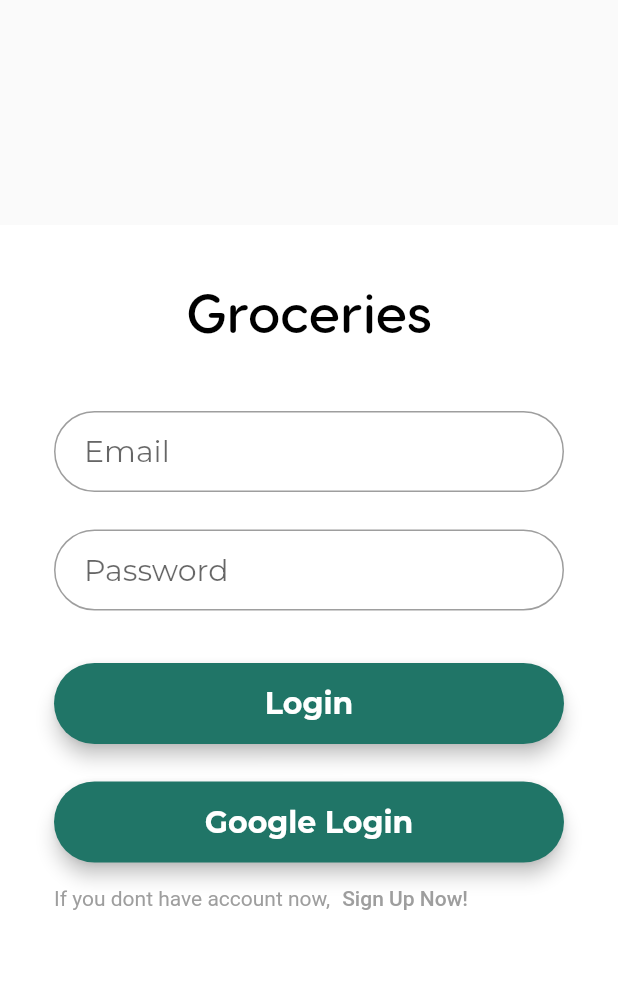
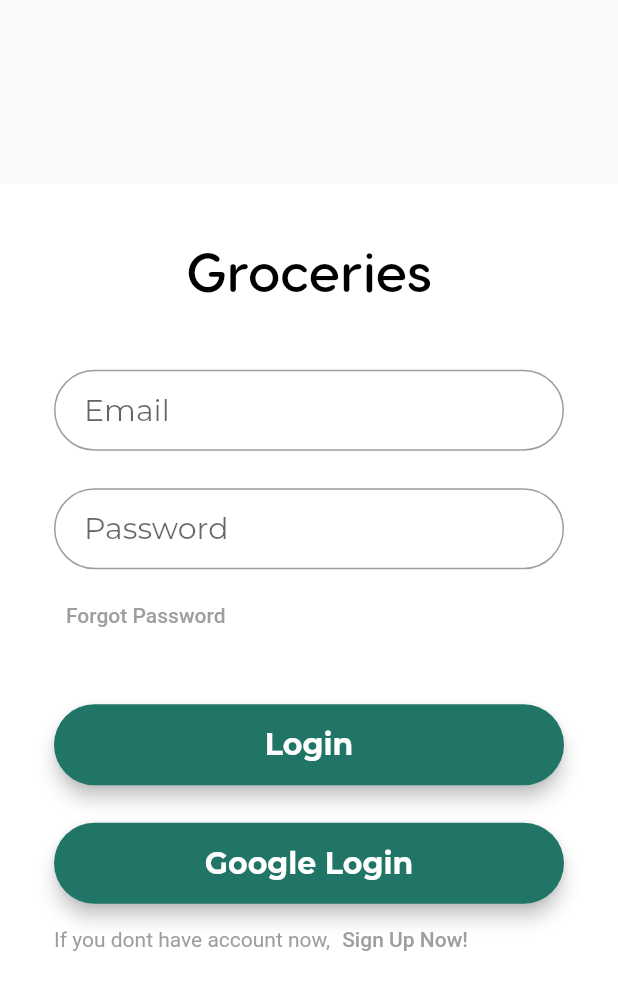
Before and after one commit to Aymn-Mohd/Groceries, a Flutter app: the screen it shows after launch, after a tap on "Login", on a phone screen of 412 x 824 dp. Shown: the top 990 px of the screen. Run offline on Flutter 3.47's test engine with Material 2 defaults, Android fonts, the phone set to English and light mode, and no system bars; our stand-ins replace cloud_firestore, convex_bottom_bar, firebase_auth, firebase_core, flutter_svg, get and 2 more; missing offline and left inert: bottom_drawer, scan; accounts and stored records are empty; network calls fail.

Commit message:
cleaned code

```diff
--- a/lib/Pages/AuthScreens/Login.dart
+++ b/lib/Pages/AuthScreens/Login.dart
@@ -58,7 +58,7 @@ class _LoginState extends State<Login> {
         minWidth: MediaQuery.of(context).size.width,
         padding: EdgeInsets.fromLTRB(20.0, 15.0, 20.0, 15.0),
         onPressed: () {
-          authserv(email: email,pass: pass).signinep(email,pass);
+          authserv().signinep(email,pass);
         },
         child: Text("Login",
             textAlign: TextAlign.center,
@@ -126,6 +126,18 @@ class _LoginState extends State<Login> {
                         emailField,
                         SizedBox(height: 25.0),
                         passwordField,
+                        SizedBox(height: 7.0),
+                        Row(
+                          crossAxisAlignment: CrossAxisAlignment.center,
+                          children: [
+                            TextButton(
+                              onPressed: (){},
+                              child: Text(
+                                  'Forgot Password',
+                                  style: TextStyle(color: Colors.grey),
+                            ))
+                          ],
+                        ),
                         SizedBox(
                           height: 35.0,
                         ),
--- a/lib/Pages/AuthScreens/SignUp.dart
+++ b/lib/Pages/AuthScreens/SignUp.dart
@@ -74,7 +74,7 @@ class _SignUpState extends State<SignUp> {
         minWidth: MediaQuery.of(context).size.width,
         padding: EdgeInsets.fromLTRB(20.0, 15.0, 20.0, 15.0),
         onPressed: () {
-          authserv(email: email,pass: pass).registerep(email,pass);
+          authserv().registerep(email,pass);
         },
         child: Text("Sign Up",
             textAlign: TextAlign.center,
--- a/lib/Services/AuthServ/Auth.dart
+++ b/lib/Services/AuthServ/Auth.dart
@@ -2,9 +2,6 @@ import 'package:flutter/material.dart';
 import 'package:firebase_auth/firebase_auth.dart';
 
 class authserv {
-  final String email;
-  final String pass;
-authserv({required this.email, required this.pass});
 
   Future signinep(email,pass) async{
 
@@ -39,4 +36,5 @@ authserv({required this.email, required this.pass});
     }
   }
 
+
 }
--- a/lib/Services/AuthServ/gAuth.dart
+++ b/lib/Services/AuthServ/gAuth.dart
@@ -23,7 +23,7 @@ class GSignIn extends ChangeNotifier {
     notifyListeners();
   }
   Future logout() async{
-    await googleSignIn.disconnect()!;
+    await googleSignIn.disconnect();
     FirebaseAuth.instance.signOut();
   }
 }
--- a/lib/main.dart
+++ b/lib/main.dart
@@ -1,7 +1,4 @@
 import 'package:flutter/material.dart';
-import 'package:groceries/Pages/AuthScreens/Login.dart';
-import 'package:groceries/Pages/AuthScreens/SignUp.dart';
-import 'package:groceries/Pages/Home.dart';
 import 'package:firebase_core/firebase_core.dart';
 import 'package:groceries/Services/AuthServ/Streamauth.dart';
 import 'package:groceries/Services/AuthServ/gAuth.dart';
@@ -15,7 +12,7 @@ void main() async{
 
 class MyApp extends StatelessWidget {
   // This widget is the root of your application.
-  final Future<FirebaseApp> _initialization = Firebase.initializeApp();
+
   @override
   Widget build(BuildContext context) {
     return ChangeNotifierProvider(
```
